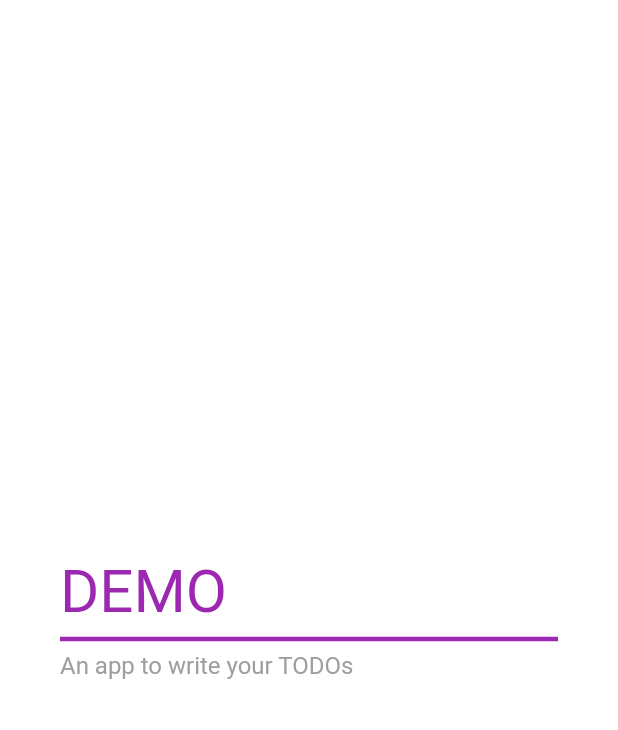
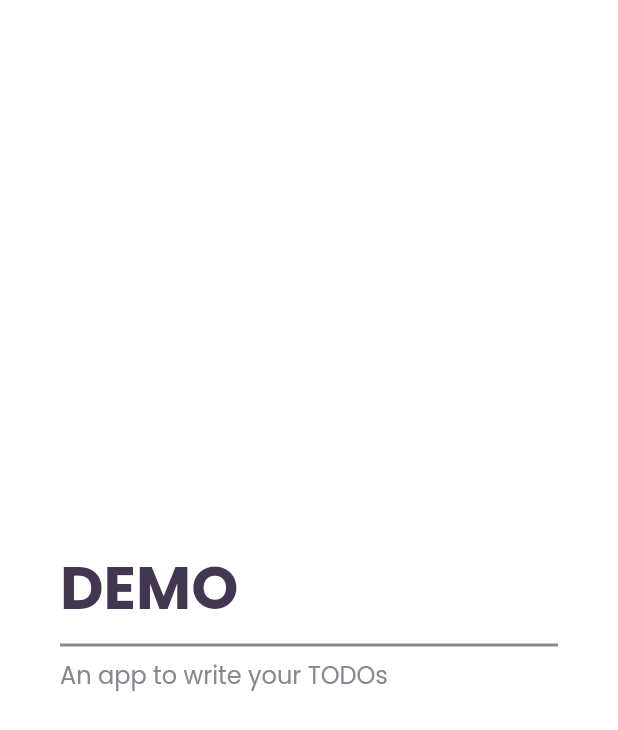
Before and after one commit to pitriq/flutter-demo, a Flutter app: the first screen one second after launch, on a phone screen of 412 x 824 dp. Shown: the top 730 px of the screen. Run offline on Flutter 3.47's test engine with Material 2 defaults, Android fonts, the phone set to English and light mode, and no system bars.

```diff
--- a/lib/main.dart
+++ b/lib/main.dart
@@ -1,18 +1,64 @@
-import 'package:demo/screens/home_screen.dart';
-import 'package:demo/screens/new_todo_screen.dart';
+import 'package:flutter/services.dart';
 import 'package:flutter/material.dart';
+
+import 'package:demo/utils/palette.dart';
 import 'package:demo/screens/splash_screen.dart';
 
 void main() {
+  SystemChrome.setSystemUIOverlayStyle(
+    SystemUiOverlayStyle(
+      statusBarColor: Colors.white.withOpacity(.5),
+      statusBarIconBrightness: Brightness.dark,
+      systemNavigationBarColor: Colors.white,
+      systemNavigationBarIconBrightness: Brightness.dark,
+    ),
+  );
   runApp(MyApp());
 }
 
 class MyApp extends StatelessWidget {
-
   @override
   Widget build(BuildContext context) {
     return MaterialApp(
+      debugShowCheckedModeBanner: false,
       home: SplashScreen(),
+      theme: ThemeData(
+        fontFamily: 'Poppins',
+        scaffoldBackgroundColor: Colors.white,
+        primaryColor: Palette.primaryPurple,
+        accentColor: Palette.primaryPurple,
+        primaryColorLight: Palette.secondaryPurple,
+        dividerColor: Palette.secondaryPurple,
+        textSelectionTheme: _getTextSelectionTheme(),
+        textTheme: _getTextTheme(),
+      ),
+    );
+  }
+
+  TextTheme _getTextTheme() {
+    return TextTheme(
+      headline1: TextStyle(
+        fontSize: 40,
+        fontWeight: FontWeight.bold,
+        color: Palette.primaryPurple,
+      ),
+      headline2: TextStyle(
+        fontSize: 28,
+        fontWeight: FontWeight.bold,
+        color: Palette.primaryPurple,
+      ),
+      bodyText1: TextStyle(
+        fontSize: 16,
+        color: Palette.secondaryPurple,
+      ),
+    );
+  }
+
+  TextSelectionThemeData _getTextSelectionTheme() {
+    return TextSelectionThemeData(
+      cursorColor: Palette.primaryPurple,
+      selectionHandleColor: Palette.primaryPurple,
+      selectionColor: Palette.grey,
     );
   }
 }
--- a/lib/models/todo.dart
+++ b/lib/models/todo.dart
@@ -2,5 +2,7 @@ class Todo {
   String text;
   bool completed;
 
-  Todo({this.text, this.completed});
+  Todo({this.text, this.completed = false});
+
+  void toggleCompleted() => completed = !completed;
 }
--- /dev/null
+++ b/lib/screens/basic_screen.dart
@@ -0,0 +1,25 @@
+import 'package:flutter/material.dart';
+
+class BasicScreen extends StatelessWidget {
+  final FloatingActionButton fab;
+  final Widget child;
+
+  const BasicScreen({
+    Key key,
+    this.fab,
+    this.child,
+  }) : super(key: key);
+
+  @override
+  Widget build(BuildContext context) {
+    return Scaffold(
+      floatingActionButton: fab,
+      body: Container(
+        width: MediaQuery.of(context).size.width,
+        child: SafeArea(
+          child: child,
+        ),
+      ),
+    );
+  }
+}
--- a/lib/screens/splash_screen.dart
+++ b/lib/screens/splash_screen.dart
@@ -1,26 +1,25 @@
-import 'package:demo/screens/home_screen.dart';
 import 'package:flutter/material.dart';
 
+import 'package:demo/utils/navigate.dart';
+import 'package:demo/screens/basic_screen.dart';
+import 'package:demo/screens/home_screen.dart';
+
 class SplashScreen extends StatelessWidget {
-  void _navigateToHomeScreen(BuildContext context) {
+  void _goToHomeScreen(BuildContext context) {
+    final delay = Duration(seconds: 3);
     Future.delayed(
-      Duration(seconds: 3),
-      () => Navigator.of(context).pushReplacement(
-        MaterialPageRoute(builder: (context) => HomeScreen()),
-      ),
+      delay,
+      () => navigate(context, HomeScreen()),
     );
   }
 
   @override
   Widget build(BuildContext context) {
-    _navigateToHomeScreen(context);
+    _goToHomeScreen(context);
 
-    return Scaffold(
-      body: Container(
-        height: MediaQuery.of(context).size.height,
-        width: MediaQuery.of(context).size.width,
-        color: Colors.white,
-        child: SafeArea(
+    final theme = Theme.of(context);
+
+    return BasicScreen(
       child: Padding(
         padding: EdgeInsets.all(40),
         child: Column(
@@ -29,25 +28,14 @@ class SplashScreen extends StatelessWidget {
           children: [
             Text(
               'DEMO',
-                  style: TextStyle(
-                    fontSize: 40,
-                    color: Colors.purple,
+              style: theme.textTheme.headline1,
             ),
-                ),
-                Divider(
-                  thickness: 3,
-                  color: Colors.purple,
-                ),
+            Divider(thickness: 2),
             Text(
               'An app to write your TODOs',
-                  style: TextStyle(
-                    fontSize: 16,
-                    color: Colors.grey,
-                  ),
+              style: theme.textTheme.bodyText1,
             ),
           ],
-            ),
-          ),
         ),
       ),
     );
--- /dev/null
+++ b/lib/utils/palette.dart
@@ -0,0 +1,9 @@
+import 'package:flutter/widgets.dart';
+
+abstract class Palette {
+  static Color get primaryPurple => Color(0xFF423650);
+
+  static Color get secondaryPurple => Color(0xFF8A8590);
+
+  static Color get grey => Color(0xFFC4C4C4);
+}
```
Also changed, not shown: lib/screens/home_screen.dart (+41 -38 lines), lib/screens/new_todo_screen.dart (+23 -18 lines), lib/utils/navigate.dart (added, +13 -0 lines), lib/widgets/todo_item.dart (+45 -13 lines), pubspec.yaml (+7 -57 lines), assets/fonts/Poppins/Poppins-Bold.ttf (added), assets/fonts/Poppins/Poppins-Regular.ttf (added), 1 other file. Lines whose indentation alone changed are shown as unchanged.
